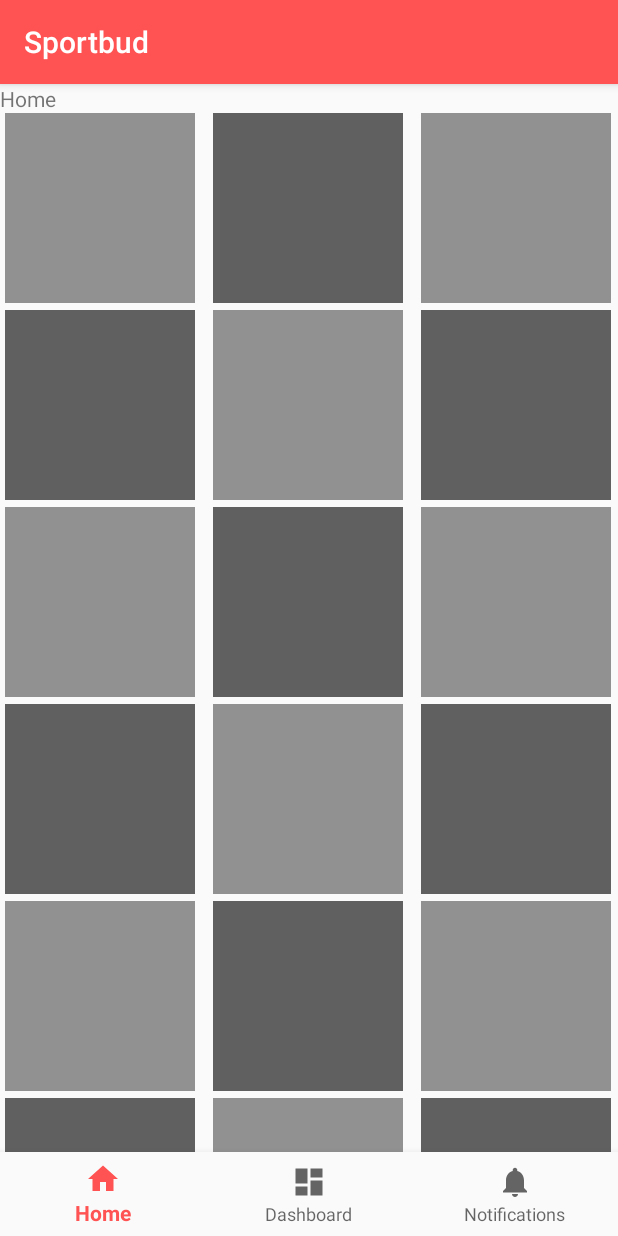
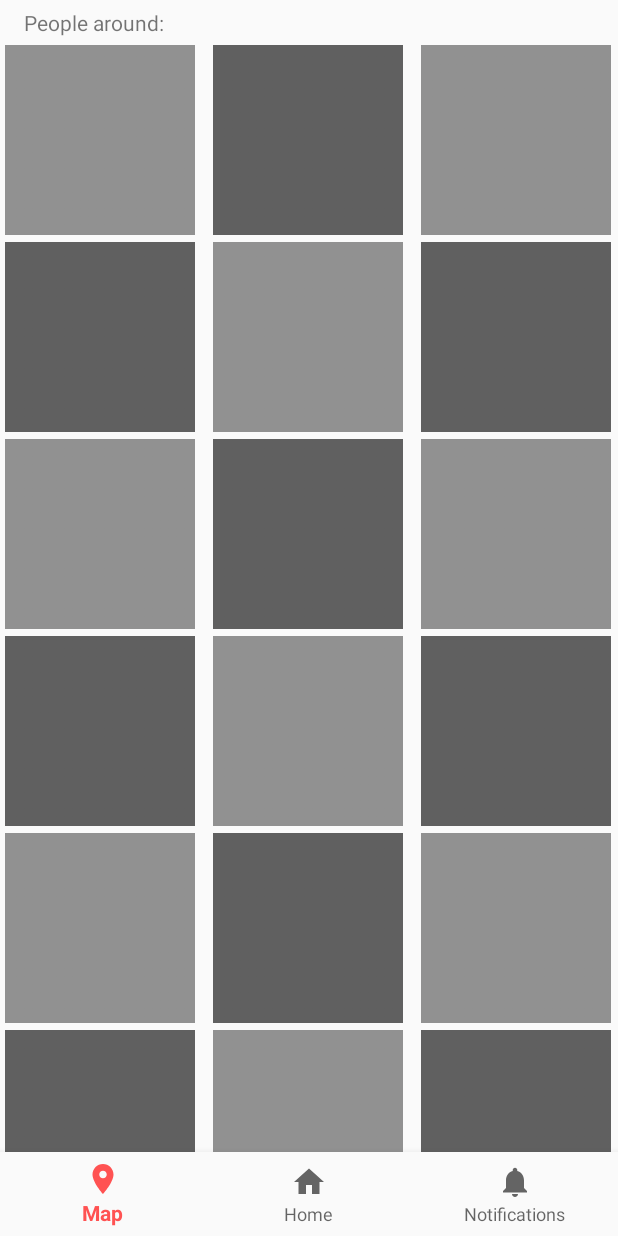
Before and after one commit to tzuhan/gymbuddy_android_app, an Android app: the screen it shows after launch (MainActivity), on a phone screen of 412 x 824 dp. Run offline under Robolectric (Android 15) with nearby library versions, the phone set to English and light mode, and no system bars.

Commit message:
1. update layout 2.add multi lang string values 3.add map activity

```diff
--- a/app/build.gradle
+++ b/app/build.gradle
@@ -13,7 +13,7 @@ android {
         versionCode 1
         versionName "1.0"
         testInstrumentationRunner "android.support.test.runner.AndroidJUnitRunner"
-        vectorDrawables.useSupportLibrary= true
+        vectorDrawables.useSupportLibrary = true
     }
     buildTypes {
         release {
@@ -30,6 +30,7 @@ dependencies {
     implementation 'com.android.support:design:26.1.0'
     implementation 'com.android.support.constraint:constraint-layout:1.1.2'
     implementation 'com.android.support:support-vector-drawable:26.1.0'
+    implementation 'com.google.android.gms:play-services-maps:15.0.1'
     testImplementation 'junit:junit:4.12'
     androidTestImplementation 'com.android.support.test:runner:1.0.2'
     androidTestImplementation 'com.android.support.test.espresso:espresso-core:3.0.2'
--- a/app/src/main/java/tw/com/sportbud/sportbud/MainActivity.kt
+++ b/app/src/main/java/tw/com/sportbud/sportbud/MainActivity.kt
@@ -3,6 +3,7 @@ package tw.com.sportbud.sportbud
 import android.os.Bundle
 import android.support.design.widget.BottomNavigationView
 import android.support.v7.app.AppCompatActivity
+import android.view.View
 import android.widget.AdapterView
 import android.widget.ArrayAdapter
 import android.widget.GridView
@@ -34,11 +35,15 @@ class MainActivity : AppCompatActivity() {
         setContentView(R.layout.activity_main)
 
         navigation.setOnNavigationItemSelectedListener(mOnNavigationItemSelectedListener)
-        val gridview: GridView = findViewById(R.id.grid_view)
-        gridview.adapter = ImageAdapter(this)
+        when (navigation.selectedItemId) {
+            R.id.navigation_map -> {
+                val gridview: GridView = findViewById(R.id.grid_view)
+                gridview.adapter = ImageAdapter(this)
 
-        gridview.onItemClickListener = AdapterView.OnItemClickListener{
-            parent, v, position, id -> Toast.makeText(this, "$position", Toast.LENGTH_SHORT).show()
+                gridview.onItemClickListener = AdapterView.OnItemClickListener{
+                    parent, v, position, id -> Toast.makeText(this, "$position", Toast.LENGTH_SHORT).show()
+                }
+            }
         }
     }
 }
--- /dev/null
+++ b/app/src/main/res/drawable/ic_place_black_24dp.xml
@@ -0,0 +1,9 @@
+<vector xmlns:android="http://schemas.android.com/apk/res/android"
+    android:width="36dp"
+    android:height="36dp"
+    android:viewportHeight="24"
+    android:viewportWidth="24">
+    <path
+        android:fillColor="@android:color/black"
+        android:pathData="M12,2C8.13,2 5,5.13 5,9c0,5.25 7,13 7,13s7,-7.75 7,-13c0,-3.87 -3.13,-7 -7,-7zM12,11.5c-1.38,0 -2.5,-1.12 -2.5,-2.5s1.12,-2.5 2.5,-2.5 2.5,1.12 2.5,2.5 -1.12,2.5 -2.5,2.5z" />
+</vector>
--- a/app/src/main/res/layout/activity_main.xml
+++ b/app/src/main/res/layout/activity_main.xml
@@ -10,9 +10,10 @@
     <TextView
         android:id="@+id/message"
         android:layout_width="0dp"
-        android:layout_height="wrap_content"
-        android:layout_marginBottom="@dimen/activity_vertical_margin"
-        android:text="@string/title_home"
+        android:layout_height="30dp"
+        android:gravity="center_vertical"
+        android:layout_marginStart="@dimen/activity_vertical_margin"
+        android:text="@string/greeting_msg"
         app:layout_constraintLeft_toLeftOf="parent"
         app:layout_constraintRight_toRightOf="parent"
         app:layout_constraintTop_toTopOf="parent"
--- a/app/src/main/res/menu/navigation.xml
+++ b/app/src/main/res/menu/navigation.xml
@@ -1,19 +1,20 @@
 <?xml version="1.0" encoding="utf-8"?>
 <menu xmlns:android="http://schemas.android.com/apk/res/android">
+
+    <item
+        android:id="@+id/navigation_map"
+        android:icon="@drawable/ic_place_black_24dp"
+        android:title="@string/title_map" />
 
     <item
         android:id="@+id/navigation_home"
         android:icon="@drawable/ic_home_black_24dp"
         android:title="@string/title_home" />
 
-    <item
-        android:id="@+id/navigation_dashboard"
-        android:icon="@drawable/ic_dashboard_black_24dp"
-        android:title="@string/title_dashboard" />
 
     <item
         android:id="@+id/navigation_notifications"
         android:icon="@drawable/ic_notifications_black_24dp"
-        android:title="@string/title_notifications" />
+        android:title="@string/title_message" />
 
 </menu>
--- a/app/src/main/res/values/colors.xml
+++ b/app/src/main/res/values/colors.xml
@@ -9,4 +9,9 @@
   <color name="primaryTextColor">#000000</color>
   <color name="secondaryTextColor">#ffffff</color>
   <color name="colorAccent">#FF4081</color>
+
+
+  <color name="primaryColor2">#3F51B5</color>
+  <color name="primaryDarkColor2">#303F9F</color>
+  <color name="primaryLightColor2">#FFFFFF</color>
 </resources>
--- a/app/src/main/res/values/strings.xml
+++ b/app/src/main/res/values/strings.xml
@@ -1,6 +1,10 @@
 <resources>
     <string name="app_name">Sportbud</string>
+    <string name="title_map">Map</string>
     <string name="title_home">Home</string>
-    <string name="title_dashboard">Dashboard</string>
-    <string name="title_notifications">Notifications</string>
+    <string name="title_activity">Activities</string>
+    <string name="title_message">Notifications</string>
+
+    <string name="greeting_msg">People around:</string>
+    <string name="title_activity_maps">Map</string>
 </resources>
--- a/app/src/main/res/values/styles.xml
+++ b/app/src/main/res/values/styles.xml
@@ -1,11 +1,16 @@
 <resources>
 
     <!-- Base application theme. -->
-    <style name="AppTheme" parent="Theme.AppCompat.Light.DarkActionBar">
+    <style name="AppTheme" parent="Theme.AppCompat.Light.NoActionBar">
         <!-- Customize your theme here. -->
         <item name="colorPrimary">@color/primaryColor</item>
         <item name="colorPrimaryDark">@color/primaryDarkColor</item>
         <item name="colorAccent">@color/primaryLightColor</item>
     </style>
 
+    <style name="DarkAppTheme" parent="Theme.AppCompat.DayNight.NoActionBar">
+        <item name="colorPrimary">@color/primaryColor2</item>
+        <item name="colorPrimaryDark">@color/primaryDarkColor2</item>
+        <item name="colorAccent">@color/primaryLightColor2</item>
+    </style>
 </resources>
--- a/build.gradle
+++ b/build.gradle
@@ -1,7 +1,7 @@
 // Top-level build file where you can add configuration options common to all sub-projects/modules.
 
 buildscript {
-    ext.kotlin_version = '1.1.51'
+    ext.kotlin_version = '1.2.41'
     repositories {
         google()
         jcenter()
```
Also changed, not shown: app/src/debug/res/values/google_maps_api.xml (added, +24 -0 lines), app/src/main/AndroidManifest.xml (+26 -0 lines), app/src/main/java/tw/com/sportbud/sportbud/MapsActivity.kt (added, +43 -0 lines), app/src/main/res/drawable/ic_my_location_black_24dp.xml (added, +9 -0 lines), app/src/main/res/layout/activity_maps.xml (added, +8 -0 lines), 3 other files.
